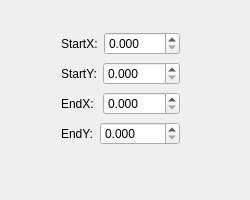
Before: the Qt Designer form ShrikeDxf/LineAttribute.ui in whisper512/ShrikeDxf-V0.1, drawn with Qt 5.
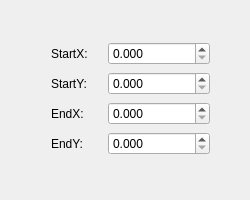
After: the same form once the commit is applied.

Commit message: 调整界面

Patch:
```diff
--- a/ShrikeDxf/LineAttribute.ui
+++ b/ShrikeDxf/LineAttribute.ui
@@ -16,9 +16,9 @@
   <widget class="QWidget" name="layoutWidget">
    <property name="geometry">
     <rect>
-     <x>50</x>
-     <y>20</y>
-     <width>141</width>
+     <x>40</x>
+     <y>30</y>
+     <width>181</width>
      <height>141</height>
     </rect>
    </property>
```
The commit also changes 1 other file.
